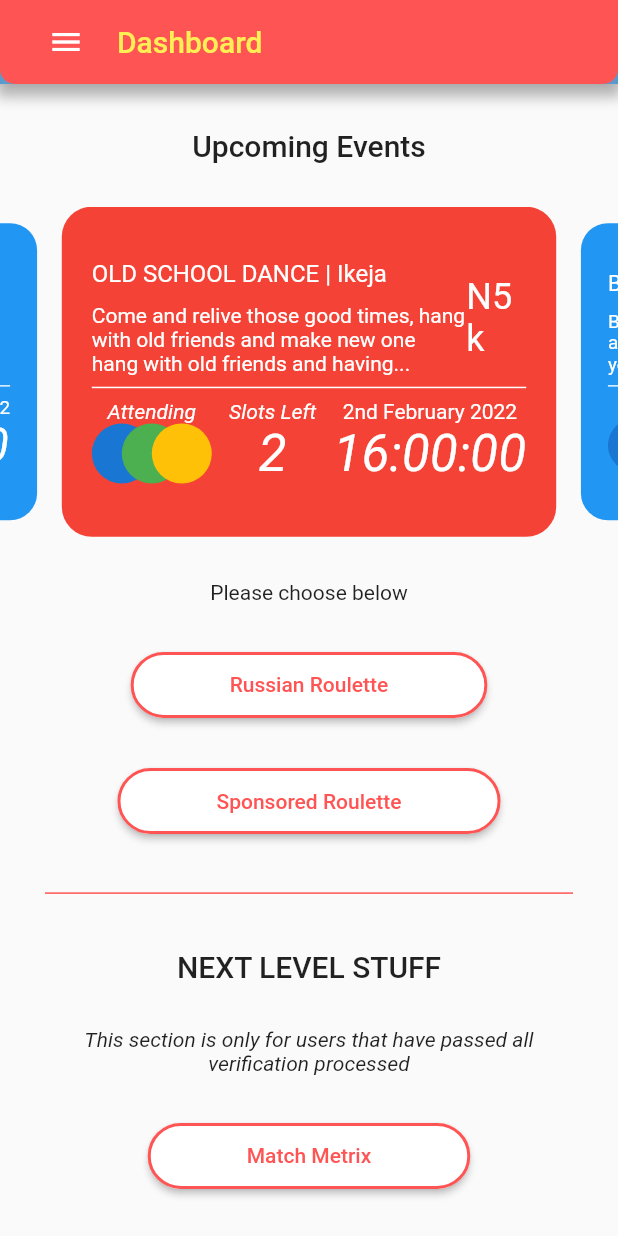
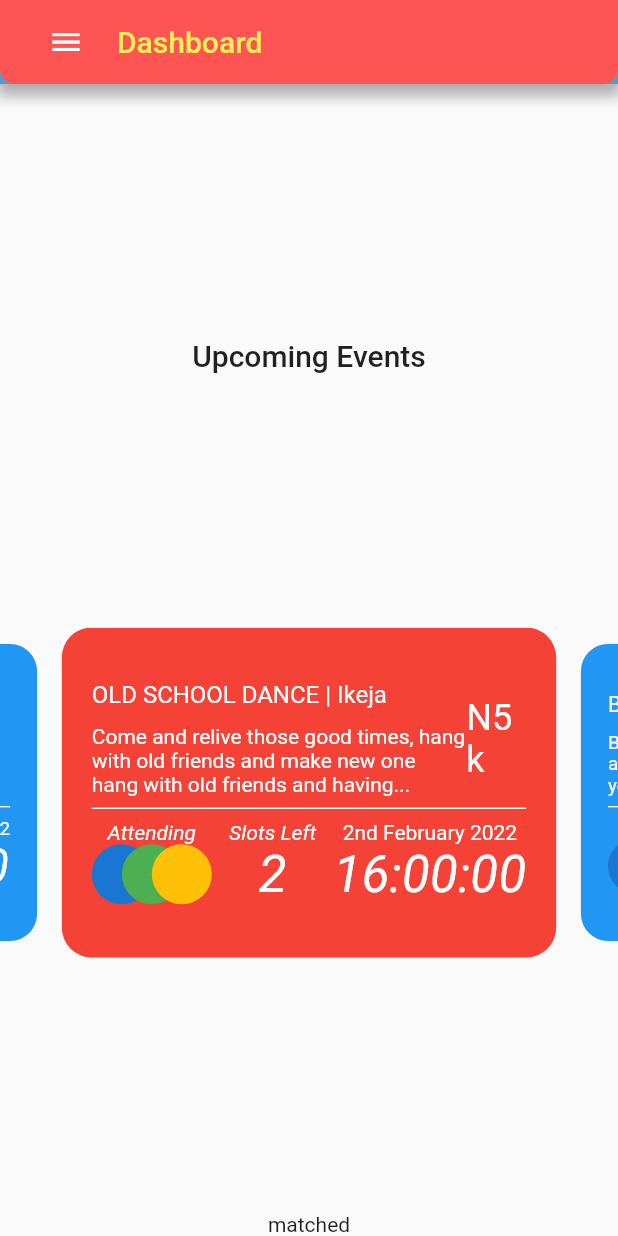
Before and after one commit to EniRox001/birddie, a Flutter app: the Dashboard screen opened directly, on a phone screen of 412 x 824 dp. Run offline on Flutter 3.47's test engine with Material 2 defaults, Android fonts, the phone set to English and light mode, and no system bars; drawn by our look-alikes of card_swiper; our stand-ins replace google_fonts, intl_phone_field.

Commit message:
setup russian roulette providers and controller

```diff
--- /dev/null
+++ b/lib/controllers/gender_dob_controllers.dart
@@ -0,0 +1,6 @@
+import 'package:flutter/material.dart';
+
+TextEditingController dateOfBirthController = TextEditingController();
+int selectedOption = 1;
+bool termsAndConditions = false;
+bool promotionPremission = false;
--- /dev/null
+++ b/lib/controllers/login_main_controllers.dart
@@ -0,0 +1,3 @@
+import 'package:flutter/material.dart';
+
+TextEditingController phoneNumberController = TextEditingController();
--- /dev/null
+++ b/lib/controllers/onboarding_screen_controller.dart
@@ -0,0 +1,3 @@
+import 'package:flutter/material.dart';
+
+PageController pageController = PageController();
--- /dev/null
+++ b/lib/controllers/otp_verification_controllers.dart
@@ -0,0 +1,3 @@
+import 'package:flutter/material.dart';
+
+TextEditingController otpController = TextEditingController();
--- /dev/null
+++ b/lib/controllers/user_info_controllers.dart
@@ -0,0 +1,5 @@
+import 'package:flutter/material.dart';
+
+TextEditingController firstNameController = TextEditingController();
+TextEditingController lastNameController = TextEditingController();
+TextEditingController occupationController = TextEditingController();
--- a/lib/main.dart
+++ b/lib/main.dart
@@ -1,5 +1,7 @@
 import 'package:birddie/providers/event_provider.dart';
 import 'package:birddie/providers/login_provider.dart';
+import 'package:birddie/providers/russian_roulette_provider.dart';
+import 'package:birddie/screens/dashboard.dart';
 import 'package:birddie/screens/onboarding_screen.dart';
 import 'package:flutter/material.dart';
 import 'package:provider/provider.dart';
@@ -11,6 +13,7 @@ void main() {
       providers: [
         ChangeNotifierProvider(create: (_) => LoginSignUp()),
         ChangeNotifierProvider(create: (_) => Events()),
+        ChangeNotifierProvider(create: (_) => RussianRoulletes()),
       ],
       child: const MyApp(),
     ),
@@ -28,7 +31,7 @@ class MyApp extends StatelessWidget {
       theme: ThemeData(
         primarySwatch: Colors.blue,
       ),
-      home: const OnboardingScreen(),
+      home: const Dashboard(),
     );
   }
 }
--- /dev/null
+++ b/lib/providers/russian_roulette_provider.dart
@@ -0,0 +1,13 @@
+import 'package:flutter/material.dart';
+import 'package:provider/provider.dart';
+
+class RussianRoulletes extends ChangeNotifier {
+  String _matched = 'matched';
+
+  String get matched => _matched;
+
+  void setMatch(String match) {
+    _matched = match;
+    notifyListeners();
+  }
+}
--- a/lib/screens/dashboard.dart
+++ b/lib/screens/dashboard.dart
@@ -1,4 +1,5 @@
 import 'package:birddie/screens/event_details.dart';
+
 import 'package:birddie/screens/russian_roulette.dart';
 import 'package:birddie/utils/functions.dart';
 import 'package:birddie/widgets/w_appbar.dart';
@@ -6,6 +7,7 @@ import 'package:birddie/widgets/w_elevated_button.dart';
 import 'package:flutter/material.dart';
 import 'package:card_swiper/card_swiper.dart';
 import 'package:birddie/providers/event_provider.dart';
+import 'package:birddie/providers/russian_roulette_provider.dart';
 import 'package:provider/provider.dart';
 
 class Dashboard extends StatefulWidget {
@@ -14,6 +16,10 @@ class Dashboard extends StatefulWidget {
   @override
   State<Dashboard> createState() => _DashboardState();
 }
+
+const upcomingFeatureSnackBar = SnackBar(
+  content: Text('This feature is coming soon... Stay Tuned!'),
+);
 
 class _DashboardState extends State<Dashboard> {
   @override
@@ -30,7 +36,9 @@ class _DashboardState extends State<Dashboard> {
           ),
         ),
         body: Column(
-          mainAxisSize: MainAxisSize.max,
+          children: [
+            Expanded(
+              child: Column(
                 mainAxisAlignment: MainAxisAlignment.spaceEvenly,
                 children: [
                   Text(
@@ -56,6 +64,20 @@ class _DashboardState extends State<Dashboard> {
                       // autoplay: true,
                     ),
                   ),
+                ],
+              ),
+            ),
+            //TODO: Show match review based on provider preference
+            context.watch<RussianRoulletes>().matched == 'matched'
+                ? Text('matched')
+                : context.watch<RussianRoulletes>().matched == 'review'
+                    ? Text('Review')
+                    : context.watch<RussianRoulletes>().matched == 'declined'
+                        ? Text('Declined')
+                        : Expanded(
+                            child: Column(
+                              mainAxisAlignment: MainAxisAlignment.spaceEvenly,
+                              children: [
                                 const Text(
                                   'Please choose below',
                                 ),
@@ -70,12 +92,16 @@ class _DashboardState extends State<Dashboard> {
                                   outlined: true,
                                 ),
                                 WElevatedButton(
-              onPressed: () {},
+                                  onPressed: () {
+                                    ScaffoldMessenger.of(context)
+                                        .showSnackBar(upcomingFeatureSnackBar);
+                                  },
                                   text: 'Sponsored Roulette',
                                   outlined: true,
                                 ),
                                 const Padding(
-              padding: EdgeInsets.symmetric(horizontal: 30.0),
+                                  padding:
+                                      EdgeInsets.symmetric(horizontal: 30.0),
                                   child: Divider(
                                     color: Color(
                                       0xFFFF5454,
@@ -88,7 +114,8 @@ class _DashboardState extends State<Dashboard> {
                                   style: Theme.of(context).textTheme.titleLarge,
                                 ),
                                 Padding(
-              padding: const EdgeInsets.symmetric(horizontal: 50.0),
+                                  padding: const EdgeInsets.symmetric(
+                                      horizontal: 50.0),
                                   child: Text(
                                     'This section is only for users that have passed all verification processed',
                                     style: Theme.of(context)
@@ -99,10 +126,16 @@ class _DashboardState extends State<Dashboard> {
                                   ),
                                 ),
                                 WElevatedButton(
-              onPressed: () {},
+                                  onPressed: () {
+                                    ScaffoldMessenger.of(context)
+                                        .showSnackBar(upcomingFeatureSnackBar);
+                                  },
                                   text: 'Match Metrix',
                                   outlined: true,
-            )
+                                ),
+                              ],
+                            ),
+                          ),
           ],
         ),
       ),
--- a/lib/screens/gender_dob.dart
+++ b/lib/screens/gender_dob.dart
@@ -1,3 +1,4 @@
+import 'package:birddie/controllers/gender_dob_controllers.dart';
 import 'package:birddie/screens/profile.dart';
 import 'package:birddie/utils/functions.dart';
 import 'package:birddie/utils/images.dart';
@@ -15,11 +16,6 @@ class GenderDOB extends StatefulWidget {
 }
 
 class _GenderDOBState extends State<GenderDOB> {
-  TextEditingController dateOfBirthController = TextEditingController();
-  int selectedOption = 1;
-  bool termsAndConditions = false;
-  bool promotionPremission = false;
-
   void setSelectedOption(int i) {
     setState(() {
       selectedOption = i;
--- a/lib/screens/login_main.dart
+++ b/lib/screens/login_main.dart
@@ -1,3 +1,4 @@
+import 'package:birddie/controllers/login_main_controllers.dart';
 import 'package:birddie/screens/otp_verification.dart';
 import 'package:birddie/utils/functions.dart';
 import 'package:birddie/widgets/w_elevated_button.dart';
@@ -16,8 +17,6 @@ class LoginMain extends StatefulWidget {
 }
 
 class _LoginMainState extends State<LoginMain> {
-  TextEditingController phoneNumberController = TextEditingController();
-
   @override
   void dispose() {
     phoneNumberController;
--- a/lib/screens/onboarding_screen.dart
+++ b/lib/screens/onboarding_screen.dart
@@ -1,3 +1,4 @@
+import 'package:birddie/controllers/onboarding_screen_controller.dart';
 import 'package:birddie/screens/login_main.dart';
 import 'package:birddie/utils/functions.dart';
 import 'package:birddie/utils/images.dart';
@@ -12,8 +13,6 @@ class OnboardingScreen extends StatefulWidget {
 }
 
 class _OnboardingScreenState extends State<OnboardingScreen> {
-  PageController pageController = PageController();
-
   @override
   void dispose() {
     pageController;
```
Also changed, not shown: lib/controllers/profile_controllers.dart (added, +7 -0 lines), lib/controllers/russian_roulette_controllers.dart (added, +10 -0 lines), lib/screens/otp_verification.dart (+7 -1 lines), lib/screens/profile.dart (+1 -6 lines), lib/screens/russian_roulette.dart (+8 -10 lines), lib/screens/user_info.dart (+10 -3 lines). Lines whose indentation alone changed are shown as unchanged.
